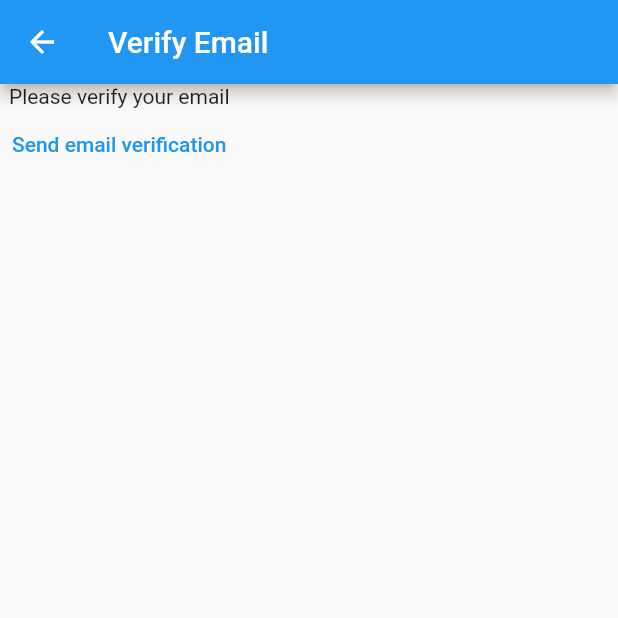
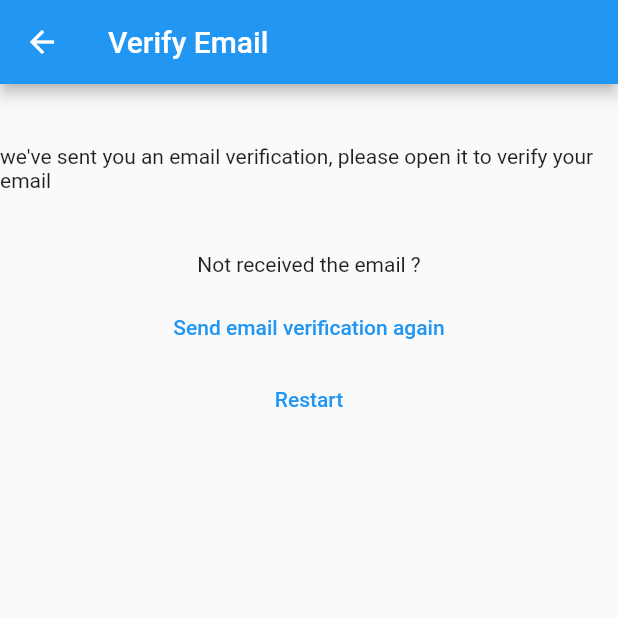
Before and after one commit to Aliasgar0512/mynotes, a Flutter app: the VerifyEmailView screen opened directly, on a phone screen of 412 x 824 dp, the top half of it. Run offline on Flutter 3.47's test engine with Material 2 defaults, Android fonts, the phone set to English and light mode, and no system bars; our stand-ins replace firebase_auth, firebase_core; accounts and stored records are empty.

Commit message:
step-7.1

```diff
--- a/lib/constants/routes.dart
+++ b/lib/constants/routes.dart
@@ -1,3 +1,4 @@
 const loginRoute = '/login/';
 const registerRoute = '/register/';
 const notesRoute = '/notes/';
+const verifyEmailRoute = '/verify-email/';
--- a/lib/main.dart
+++ b/lib/main.dart
@@ -4,6 +4,7 @@ import 'package:flutter_notes_app/views/home_page.dart';
 import 'package:flutter_notes_app/views/login_view.dart';
 import 'package:flutter_notes_app/views/notes_view.dart';
 import 'package:flutter_notes_app/views/register_view.dart';
+import 'package:flutter_notes_app/views/verify_email_view.dart';
 
 void main() {
   WidgetsFlutterBinding.ensureInitialized();
@@ -18,6 +19,8 @@ void main() {
         loginRoute: (context) => const LoginView(),
         registerRoute: (context) => const RegisterView(),
         notesRoute: (context) => const NotesView(),
+        verifyEmailRoute: (context) => const VerifyEmailView(),
+
       },
     ),
   );
--- a/lib/views/home_page.dart
+++ b/lib/views/home_page.dart
@@ -1,4 +1,3 @@
-
 import 'dart:developer' as devtools;
 
 import 'package:firebase_auth/firebase_auth.dart';
@@ -24,7 +23,7 @@ class HomePage extends StatelessWidget {
             final user = FirebaseAuth.instance.currentUser;
             devtools.log(user.toString());
             if (user != null) {
-              if (!user.emailVerified) {
+              if (user.emailVerified) {
                 devtools.log('User is Verified');
                 return const NotesView();
               } else {
--- a/lib/views/verify_email_view.dart
+++ b/lib/views/verify_email_view.dart
@@ -1,5 +1,6 @@
 import 'package:firebase_auth/firebase_auth.dart';
 import 'package:flutter/material.dart';
+import 'package:flutter_notes_app/constants/routes.dart';
 
 class VerifyEmailView extends StatefulWidget {
   const VerifyEmailView({super.key});
@@ -14,17 +15,47 @@ class _VerifyEmailViewState extends State<VerifyEmailView> {
     return Scaffold(
       appBar: AppBar(
         title: const Text('Verify Email'),
+        actions: [
+
+        ],
       ),
-      body: Column(children: [
-        const Text('Please verify your email'),
-        TextButton(
-          onPressed: () async {
-            final user = FirebaseAuth.instance.currentUser;
-            await user?.sendEmailVerification();
-          },
-          child: const Text('Send email verification'),
-        )
-      ]),
+      body: Column(
+        crossAxisAlignment: CrossAxisAlignment.center,
+        children: [
+          const SizedBox(
+            height: 40,
+          ),
+          const Text("we've sent you an email verification"
+              ", please open it to verify your email"),
+          const SizedBox(
+            height: 40,
+          ),
+          const Text('Not received the email ?'),
+          const SizedBox(
+            height: 10,
+          ),
+          TextButton(
+            onPressed: () async {
+              final user = FirebaseAuth.instance.currentUser;
+              await user?.sendEmailVerification();
+            },
+            child: const Text('Send email verification again'),
+          ),
+          TextButton(
+            onPressed: () async {
+              await FirebaseAuth.instance.signOut();
+              if (context.mounted) {
+                Navigator.pushNamedAndRemoveUntil(
+                  context,
+                  registerRoute,
+                  (route) => false,
+                );
+              }
+            },
+            child: const Text('Restart'),
+          ),
+        ],
+      ),
     );
   }
 }
```
Also changed, not shown: lib/views/login_view.dart (+17 -9 lines), lib/views/register_view.dart (+11 -5 lines).
